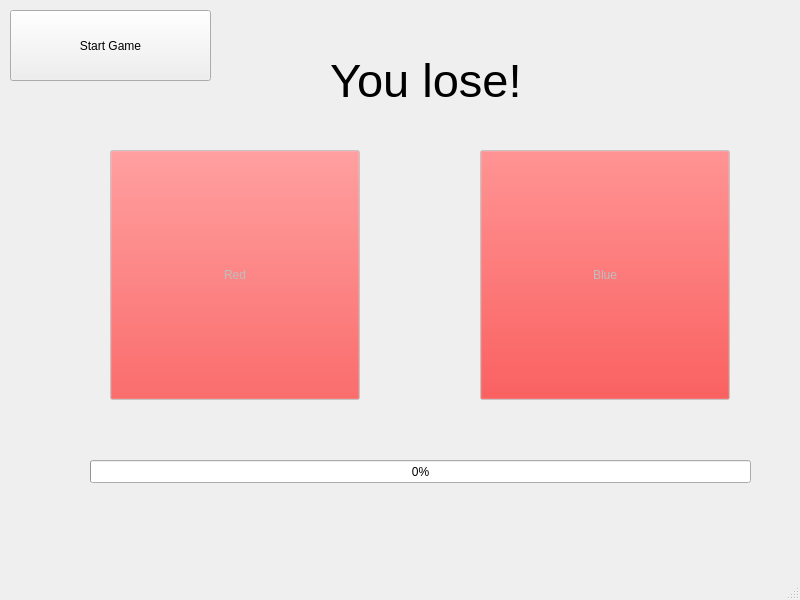
Qt form mainwindow.ui (sdutson/SimonGame) before a commit.
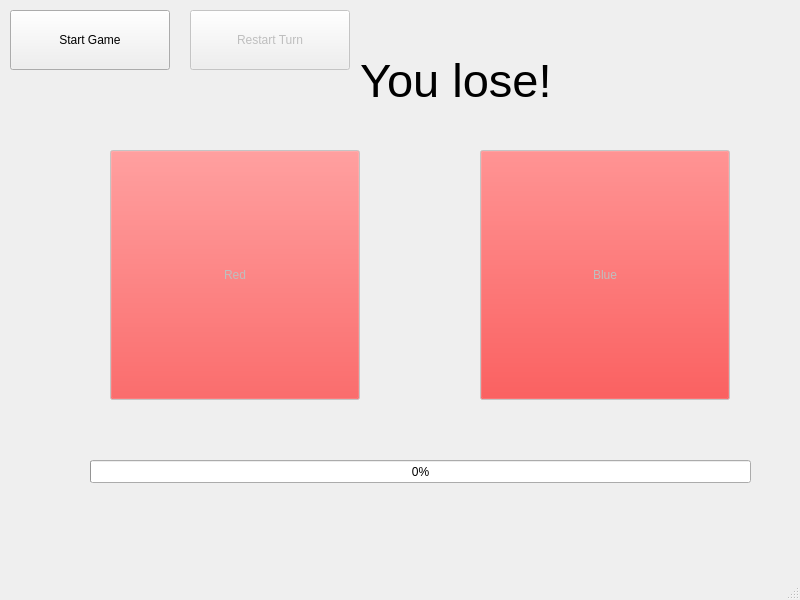
The same form after that commit.

Commit message: Added 'restart turn' game component.

Patch:
```diff
--- a/mainwindow.ui
+++ b/mainwindow.ui
@@ -2,6 +2,9 @@
 <ui version="4.0">
  <class>MainWindow</class>
  <widget class="QMainWindow" name="MainWindow">
+  <property name="enabled">
+   <bool>true</bool>
+  </property>
   <property name="geometry">
    <rect>
     <x>0</x>
@@ -131,8 +134,8 @@
      <rect>
       <x>10</x>
       <y>10</y>
-      <width>201</width>
-      <height>71</height>
+      <width>160</width>
+      <height>60</height>
      </rect>
     </property>
     <property name="text">
@@ -158,7 +161,7 @@
     </property>
     <property name="geometry">
      <rect>
-      <x>330</x>
+      <x>360</x>
       <y>30</y>
       <width>421</width>
       <height>101</height>
@@ -173,6 +176,22 @@
      <string>You lose!</string>
     </property>
    </widget>
+   <widget class="QPushButton" name="reshowFlashes">
+    <property name="enabled">
+     <bool>false</bool>
+    </property>
+    <property name="geometry">
+     <rect>
+      <x>190</x>
+      <y>10</y>
+      <width>160</width>
+      <height>60</height>
+     </rect>
+    </property>
+    <property name="text">
+     <string>Restart Turn</string>
+    </property>
+   </widget>
   </widget>
   <widget class="QMenuBar" name="menubar">
    <property name="geometry">
```
The commit also changes 3 other files.
